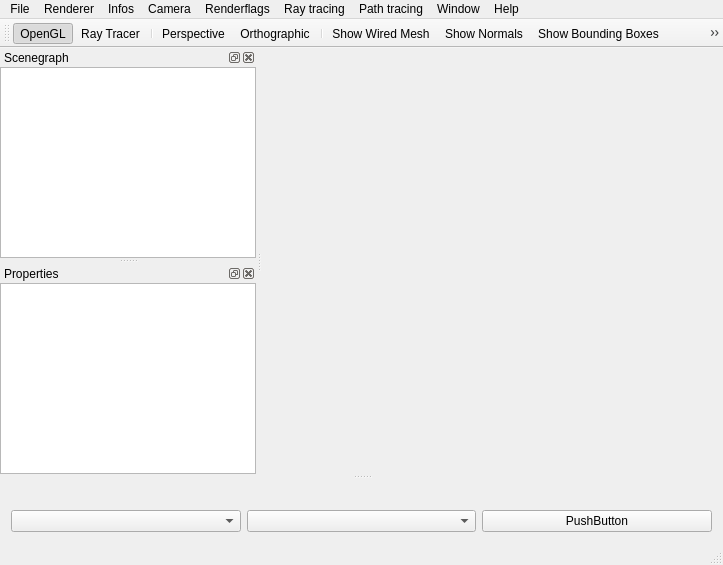
This is app-Viewer-Qt/qtMainWindow.ui in cpvrlab/SLProject as Qt 5 draws it before an edit. The edited form follows.
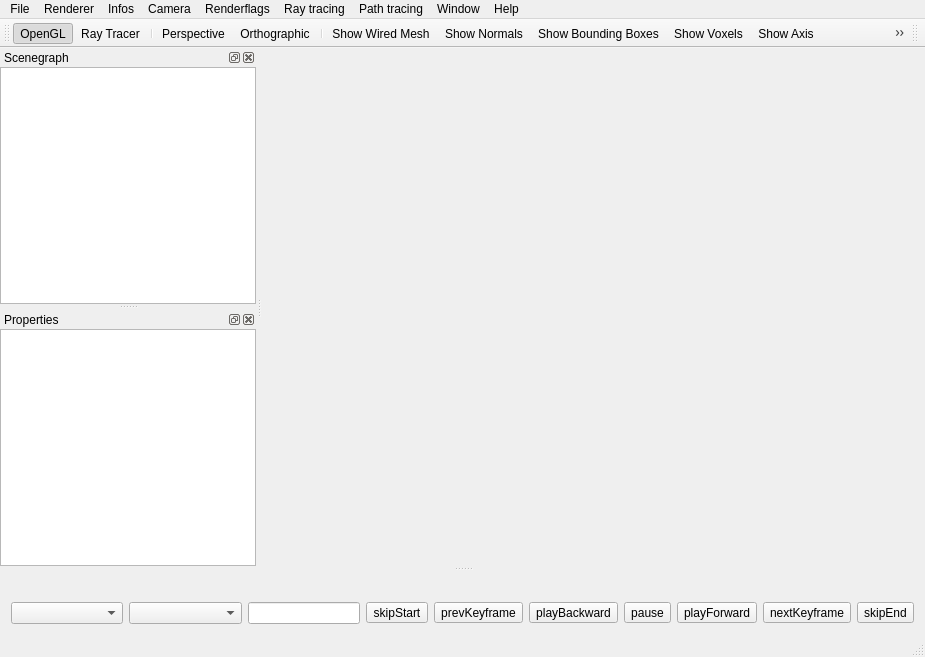
This is the edited form. Icons and pictures are not drawn. Custom widgets are drawn as their Qt base class.

```diff
--- a/app-Viewer-Qt/qtMainWindow.ui
+++ b/app-Viewer-Qt/qtMainWindow.ui
@@ -6,8 +6,8 @@
    <rect>
     <x>0</x>
     <y>0</y>
-    <width>723</width>
-    <height>565</height>
+    <width>925</width>
+    <height>657</height>
    </rect>
   </property>
   <property name="sizePolicy">
@@ -37,7 +37,7 @@
     <rect>
      <x>0</x>
      <y>0</y>
-     <width>723</width>
+     <width>925</width>
      <height>21</height>
     </rect>
    </property>
@@ -384,7 +384,7 @@
     <enum>TopToolBarArea</enum>
    </attribute>
    <attribute name="toolBarBreak">
-    <bool>true</bool>
+    <bool>false</bool>
    </attribute>
    <addaction name="actionOpenGL"/>
    <addaction name="actionRay_Tracer"/>
@@ -521,15 +521,78 @@
       <widget class="QComboBox" name="animationSelect"/>
      </item>
      <item>
-      <widget class="QPushButton" name="playButton">
+      <widget class="QLineEdit" name="animWeightInput">
+       <property name="sizePolicy">
+        <sizepolicy hsizetype="Minimum" vsizetype="Fixed">
+         <horstretch>0</horstretch>
+         <verstretch>0</verstretch>
+        </sizepolicy>
+       </property>
+      </widget>
+     </item>
+     <item>
+      <widget class="QToolButton" name="skipStartButton">
        <property name="text">
-        <string>PushButton</string>
+        <string>skipStart</string>
+       </property>
+      </widget>
+     </item>
+     <item>
+      <widget class="QToolButton" name="prevKeyframeButton">
+       <property name="text">
+        <string>prevKeyframe</string>
+       </property>
+      </widget>
+     </item>
+     <item>
+      <widget class="QToolButton" name="playBackwardButton">
+       <property name="text">
+        <string>playBackward</string>
+       </property>
+      </widget>
+     </item>
+     <item>
+      <widget class="QToolButton" name="pauseButton">
+       <property name="text">
+        <string>pause</string>
+       </property>
+      </widget>
+     </item>
+     <item>
+      <widget class="QToolButton" name="playForwardButton">
+       <property name="text">
+        <string>playForward</string>
+       </property>
+      </widget>
+     </item>
+     <item>
+      <widget class="QToolButton" name="nextKeyframeButton">
+       <property name="text">
+        <string>nextKeyframe</string>
+       </property>
+      </widget>
+     </item>
+     <item>
+      <widget class="QToolButton" name="skipEndButton">
+       <property name="text">
+        <string>skipEnd</string>
        </property>
       </widget>
      </item>
     </layout>
    </widget>
   </widget>
+  <widget class="QToolBar" name="toolBar_2">
+   <property name="windowTitle">
+    <string>toolBar_2</string>
+   </property>
+   <attribute name="toolBarArea">
+    <enum>TopToolBarArea</enum>
+   </attribute>
+   <attribute name="toolBarBreak">
+    <bool>false</bool>
+   </attribute>
+  </widget>
   <action name="action_Quit">
    <property name="text">
     <string>Quit</string>
```
